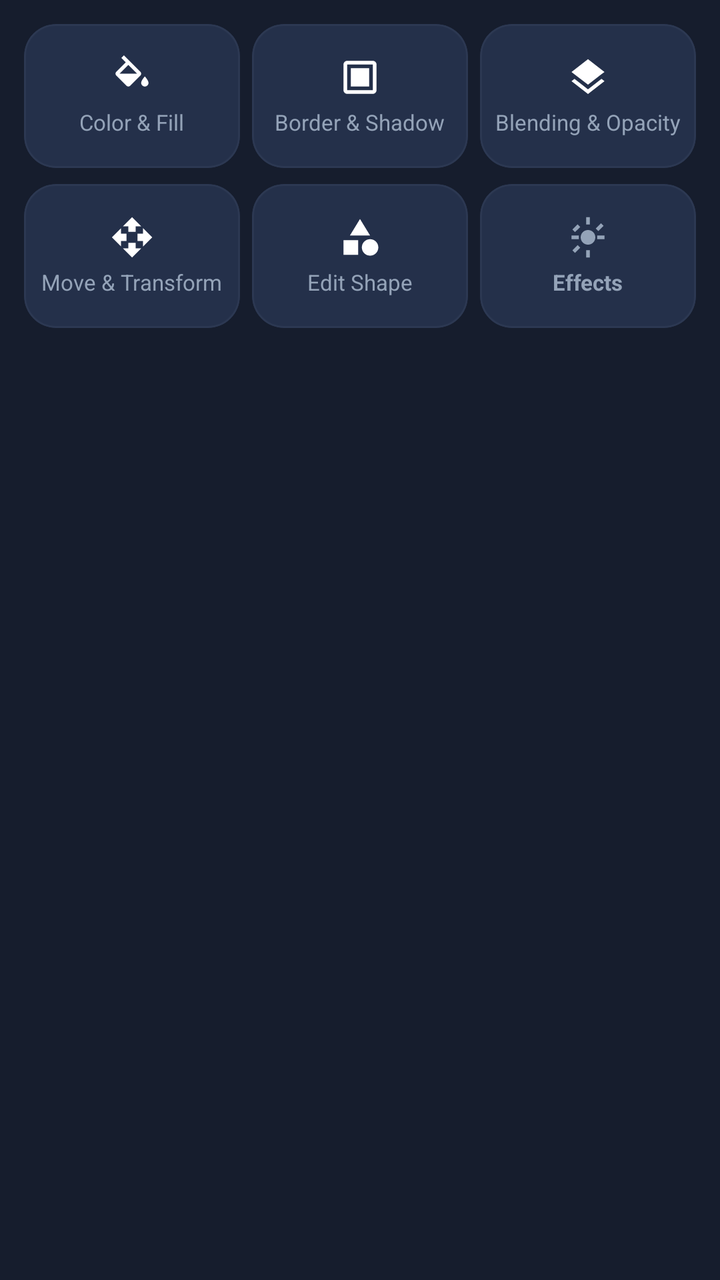
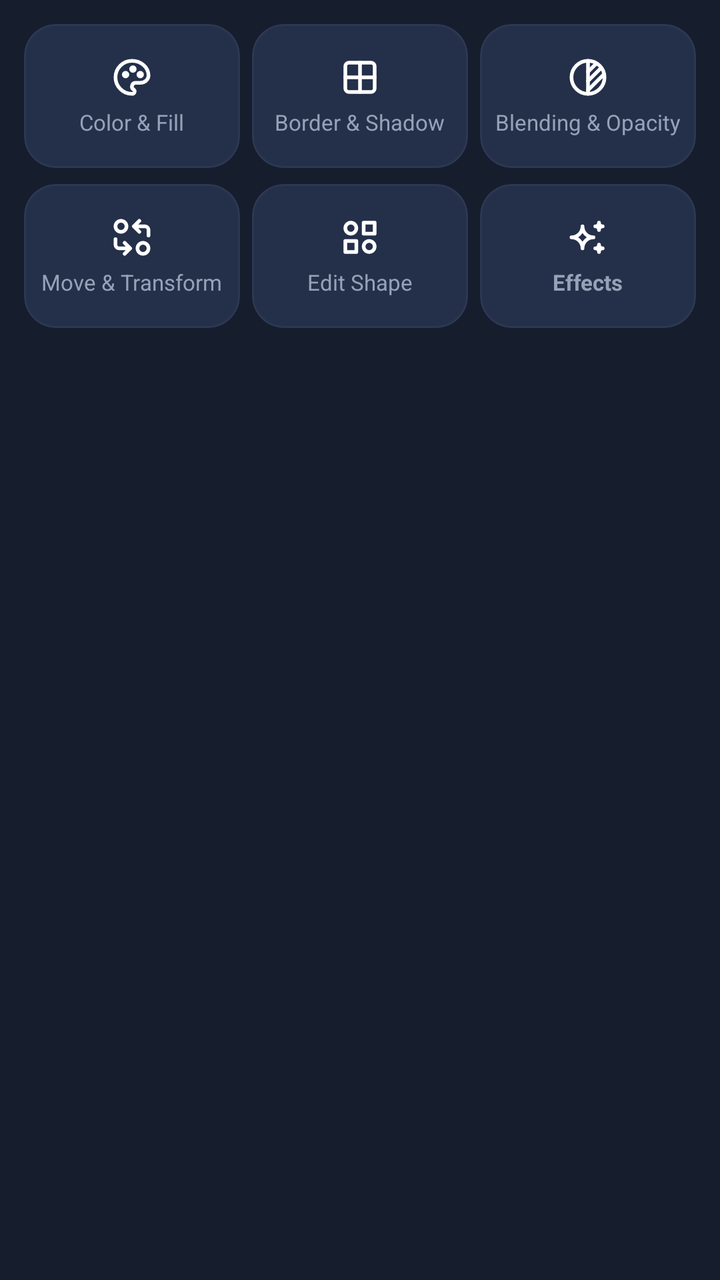

Compare the two renders of this Android layout. The source of the first and the diff that turns it into the second are given below.
<!-- AndroidManifest.xml: application theme Theme.PixelEditor -->
<!-- res/layout/panel_layer_menu.xml -->
<?xml version="1.0" encoding="utf-8"?>
<LinearLayout xmlns:android="http://schemas.android.com/apk/res/android"
    xmlns:app="http://schemas.android.com/apk/res-auto"
    android:id="@+id/panelLayerMenu"
    android:layout_width="match_parent"
    android:layout_height="wrap_content"
    android:background="@color/pe_surface_panel"
    android:orientation="vertical"
    android:paddingStart="12dp"
    android:paddingTop="4dp"
    android:paddingEnd="12dp"
    android:paddingBottom="4dp">


    
    <LinearLayout
        android:layout_width="match_parent"
        android:layout_height="wrap_content"
        android:layout_marginTop="8dp"
        android:orientation="horizontal">

        
        <com.google.android.material.card.MaterialCardView
            android:id="@+id/btnToolColorFill"
            style="@style/Widget.PixelEditor.Card"
            android:layout_width="0dp"
            android:layout_height="72dp"
            android:layout_weight="1"
            android:layout_marginEnd="6dp"
            android:clickable="true"
            android:focusable="true">

            <LinearLayout
                android:layout_width="match_parent"
                android:layout_height="match_parent"
                android:gravity="center"
                android:orientation="vertical">

                <ImageView
                    android:layout_width="22dp"
                    android:layout_height="22dp"
                    android:src="@drawable/ic_tool_color"
                    app:tint="@color/pe_text_primary" />

                <TextView
                    android:layout_width="wrap_content"
                    android:layout_height="wrap_content"
                    android:layout_marginTop="4dp"
                    android:text="@string/tool_color_fill"
                    android:textColor="@color/pe_text_secondary"
                    android:textSize="11sp" />
            </LinearLayout>
        </com.google.android.material.card.MaterialCardView>

        
        <com.google.android.material.card.MaterialCardView
            android:id="@+id/btnToolBorderShadow"
            style="@style/Widget.PixelEditor.Card"
            android:layout_width="0dp"
            android:layout_height="72dp"
            android:layout_weight="1"
            android:layout_marginEnd="6dp"
            android:clickable="true"
            android:focusable="true">

            <LinearLayout
                android:layout_width="match_parent"
                android:layout_height="match_parent"
                android:gravity="center"
                android:orientation="vertical">

                <ImageView
                    android:layout_width="22dp"
                    android:layout_height="22dp"
                    android:src="@drawable/ic_tool_border"
                    app:tint="@color/pe_text_primary" />

                <TextView
                    android:layout_width="wrap_content"
                    android:layout_height="wrap_content"
                    android:layout_marginTop="4dp"
                    android:text="@string/tool_border_shadow"
                    android:textColor="@color/pe_text_secondary"
                    android:textSize="11sp" />
            </LinearLayout>
        </com.google.android.material.card.MaterialCardView>

        
        <com.google.android.material.card.MaterialCardView
            android:id="@+id/btnToolBlending"
            style="@style/Widget.PixelEditor.Card"
            android:layout_width="0dp"
            android:layout_height="72dp"
            android:layout_weight="1"
            android:clickable="true"
            android:focusable="true">

            <LinearLayout
                android:layout_width="match_parent"
                android:layout_height="match_parent"
                android:gravity="center"
                android:orientation="vertical">

                <ImageView
                    android:layout_width="22dp"
                    android:layout_height="22dp"
                    android:src="@drawable/ic_tool_blend"
                    app:tint="@color/pe_text_primary" />

                <TextView
                    android:layout_width="wrap_content"
                    android:layout_height="wrap_content"
                    android:layout_marginTop="4dp"
                    android:text="@string/tool_blending_opacity"
                    android:textColor="@color/pe_text_secondary"
                    android:textSize="11sp" />
            </LinearLayout>
        </com.google.android.material.card.MaterialCardView>
    </LinearLayout>

    
    <LinearLayout
        android:layout_width="match_parent"
        android:layout_height="wrap_content"
        android:layout_marginTop="8dp"
        android:orientation="horizontal">

        
        <com.google.android.material.card.MaterialCardView
            android:id="@+id/btnToolTransform"
            style="@style/Widget.PixelEditor.Card"
            android:layout_width="0dp"
            android:layout_height="72dp"
            android:layout_weight="1"
            android:layout_marginEnd="6dp"
            android:clickable="true"
            android:focusable="true">

            <LinearLayout
                android:layout_width="match_parent"
                android:layout_height="match_parent"
                android:gravity="center"
                android:orientation="vertical">

                <ImageView
                    android:layout_width="22dp"
                    android:layout_height="22dp"
                    android:src="@drawable/ic_tool_transform"
                    app:tint="@color/pe_text_primary" />

                <TextView
                    android:layout_width="wrap_content"
                    android:layout_height="wrap_content"
                    android:layout_marginTop="4dp"
                    android:text="@string/tool_move_transform"
                    android:textColor="@color/pe_text_secondary"
                    android:textSize="11sp" />
            </LinearLayout>
        </com.google.android.material.card.MaterialCardView>

        
        <com.google.android.material.card.MaterialCardView
            android:id="@+id/btnToolEditShape"
            style="@style/Widget.PixelEditor.Card"
            android:layout_width="0dp"
            android:layout_height="72dp"
            android:layout_weight="1"
            android:layout_marginEnd="6dp"
            android:clickable="true"
            android:focusable="true">

            <LinearLayout
                android:layout_width="match_parent"
                android:layout_height="match_parent"
                android:gravity="center"
                android:orientation="vertical">

                <ImageView
                    android:id="@+id/ivEditShapeIcon"
                    android:layout_width="22dp"
                    android:layout_height="22dp"
                    android:src="@drawable/ic_tool_shape"
                    app:tint="@color/pe_text_primary" />

                <TextView
                    android:id="@+id/tvEditShapeTitle"
                    android:layout_width="wrap_content"
                    android:layout_height="wrap_content"
                    android:layout_marginTop="4dp"
                    android:text="@string/tool_edit_shape"
                    android:textColor="@color/pe_text_secondary"
                    android:textSize="11sp" />
            </LinearLayout>
        </com.google.android.material.card.MaterialCardView>

        
        <com.google.android.material.card.MaterialCardView
            android:id="@+id/btnToolEffects"
            style="@style/Widget.PixelEditor.Card"
            android:layout_width="0dp"
            android:layout_height="72dp"
            android:layout_weight="1"
            android:clickable="true"
            android:focusable="true">

            <LinearLayout
                android:layout_width="match_parent"
                android:layout_height="match_parent"
                android:gravity="center"
                android:orientation="vertical">

                <ImageView
                    android:layout_width="22dp"
                    android:layout_height="22dp"
                    android:src="@drawable/ic_tool_effects"
                    app:tint="@color/pe_text_secondary" />

                <TextView
                    android:layout_width="wrap_content"
                    android:layout_height="wrap_content"
                    android:layout_marginTop="4dp"
                    android:text="@string/tool_effects"
                    android:textColor="@color/pe_text_secondary"
                    android:textSize="11sp"
                    android:textStyle="bold" />
            </LinearLayout>
        </com.google.android.material.card.MaterialCardView>
    </LinearLayout>
</LinearLayout>
<!-- resources referenced by this layout -->
<resources>
  <!-- drawable ic_tool_blend (drawable) -->
  <vector xmlns:android="http://schemas.android.com/apk/res/android"
      android:width="24dp"
      android:height="24dp"
      android:viewportWidth="24"
      android:viewportHeight="24">
      <path
          android:fillColor="@color/pe_text_primary"
          android:pathData="M11.99,18.54l-7.37,-5.73L3,14.07l9,7 9,-7 -1.63,-1.27 -7.38,5.74zM12,16l7.36,-5.73L21,9.07l-9,-7 -9,7 1.63,1.27L12,16z"/>
  </vector>
  <!-- drawable ic_tool_border (drawable) -->
  <vector xmlns:android="http://schemas.android.com/apk/res/android"
      android:width="24dp"
      android:height="24dp"
      android:viewportWidth="24"
      android:viewportHeight="24">
      <path
          android:fillColor="@color/pe_text_primary"
          android:pathData="M19,3H5C3.9,3 3,3.9 3,5v14c0,1.1 0.9,2 2,2h14c1.1,0 2,-0.9 2,-2V5C21,3.9 20.1,3 19,3zM19,19H5V5h14V19zM7,7h10v10H7V7z"/>
  </vector>
  <!-- drawable ic_tool_color (drawable) -->
  <vector xmlns:android="http://schemas.android.com/apk/res/android"
      android:width="24dp"
      android:height="24dp"
      android:viewportWidth="24"
      android:viewportHeight="24">
      <path
          android:fillColor="@color/pe_text_primary"
          android:pathData="M16.56,8.94L7.62,0 6.21,1.41l2.38,2.38 -5.15,5.15c-0.59,0.59 -0.59,1.54 0,2.12l5.5,5.5c0.29,0.29 0.68,0.44 1.06,0.44s0.77,-0.15 1.06,-0.44l5.5,-5.5c0.59,-0.58 0.59,-1.53 0,-2.12zM5.21,10L10,5.21 14.79,10H5.21zM19,11.5s-2,2.17 -2,3.5c0,1.1 0.9,2 2,2s2,-0.9 2,-2c0,-1.33 -2,-3.5 -2,-3.5z"/>
  </vector>
  <!-- drawable ic_tool_effects (drawable) -->
  <vector xmlns:android="http://schemas.android.com/apk/res/android"
      android:width="24dp"
      android:height="24dp"
      android:viewportWidth="24"
      android:viewportHeight="24">
      <path
          android:fillColor="@color/pe_text_primary"
          android:pathData="M11,1v4h2V1h-2zm0,18v4h2v-4h-2zm10,-8h-4v2h4v-2zM7,11H3v2h4v-2zm12.07,-6.66l-2.83,2.83 1.41,1.41 2.83,-2.83 -1.41,-1.41zM6.34,16.24l-2.83,2.83 1.41,1.41 2.83,-2.83 -1.41,-1.41zm12.02,12.02l1.41,-1.41 -2.83,-2.83 -1.41,1.41 2.83,2.83zM7.76,6.34L6.34,4.93 3.51,7.76l1.41,1.41 2.84,-2.83zM12,8c-2.21,0 -4,1.79 -4,4s1.79,4 4,4 4,-1.79 4,-4 -1.79,-4 -4,-4z"/>
  </vector>
  <!-- drawable ic_tool_shape (drawable) -->
  <vector xmlns:android="http://schemas.android.com/apk/res/android"
      android:width="24dp"
      android:height="24dp"
      android:viewportWidth="24"
      android:viewportHeight="24">
      <path
          android:fillColor="@color/pe_text_primary"
          android:pathData="M12,2l-5.5,9h11zM17.5,13c-2.49,0 -4.5,2.01 -4.5,4.5s2.01,4.5 4.5,4.5 4.5,-2.01 4.5,-4.5 -2.01,-4.5 -4.5,-4.5zM3,21.5h8v-8H3v8z"/>
  </vector>
  <!-- drawable ic_tool_transform (drawable) -->
  <vector xmlns:android="http://schemas.android.com/apk/res/android"
      android:width="24dp"
      android:height="24dp"
      android:viewportWidth="24"
      android:viewportHeight="24">
      <path
          android:fillColor="@color/pe_text_primary"
          android:pathData="M10,9h4V6h3l-5,-5 -5,5h3v3zm-1,1H6V7l-5,5 5,5v-3h3v-4zm14,2l-5,-5v3h-3v4h3v3l5,-5zm-9,3h-4v3H7l5,5 5,-5h-3v-3z"/>
  </vector>
  <!-- unchanged entries left out for length: 21 -->
</resources>

<!-- the commit's change to res/layout/panel_layer_menu.xml (unified diff, before → after) -->
@@ -213,7 +213,7 @@
                     android:layout_width="22dp"
                     android:layout_height="22dp"
                     android:src="@drawable/ic_tool_effects"
-                    app:tint="@color/pe_text_secondary" />
+                    app:tint="@color/pe_text_primary" />
 
                 <TextView
                     android:layout_width="wrap_content"
<!-- resource entries referenced after the edit -->
@@ -7,8 +7,35 @@
       android:viewportWidth="24"
       android:viewportHeight="24">
       <path
-          android:fillColor="@color/pe_text_primary"
-          android:pathData="M11.99,18.54l-7.37,-5.73L3,14.07l9,7 9,-7 -1.63,-1.27 -7.38,5.74zM12,16l7.36,-5.73L21,9.07l-9,-7 -9,7 1.63,1.27L12,16z"/>
+          android:strokeColor="#FFFFFFFF"
+          android:strokeWidth="2"
+          android:strokeLineCap="round"
+          android:strokeLineJoin="round"
+          android:pathData="M3 12a9 9 0 1 0 18 0a9 9 0 1 0 -18 0" />
+      <path
+          android:strokeColor="#FFFFFFFF"
+          android:strokeWidth="2"
+          android:strokeLineCap="round"
+          android:strokeLineJoin="round"
+          android:pathData="M12 3v18" />
+      <path
+          android:strokeColor="#FFFFFFFF"
+          android:strokeWidth="2"
+          android:strokeLineCap="round"
+          android:strokeLineJoin="round"
+          android:pathData="M12 14l7 -7" />
+      <path
+          android:strokeColor="#FFFFFFFF"
+          android:strokeWidth="2"
+          android:strokeLineCap="round"
+          android:strokeLineJoin="round"
+          android:pathData="M12 19l8.5 -8.5" />
+      <path
+          android:strokeColor="#FFFFFFFF"
+          android:strokeWidth="2"
+          android:strokeLineCap="round"
+          android:strokeLineJoin="round"
+          android:pathData="M12 9l4.5 -4.5" />
   </vector>
   <!-- drawable ic_tool_border (drawable) -->
   <vector xmlns:android="http://schemas.android.com/apk/res/android"
@@ -17,8 +44,23 @@
       android:viewportWidth="24"
       android:viewportHeight="24">
       <path
-          android:fillColor="@color/pe_text_primary"
-          android:pathData="M19,3H5C3.9,3 3,3.9 3,5v14c0,1.1 0.9,2 2,2h14c1.1,0 2,-0.9 2,-2V5C21,3.9 20.1,3 19,3zM19,19H5V5h14V19zM7,7h10v10H7V7z"/>
+          android:strokeColor="#FFFFFFFF"
+          android:strokeWidth="2"
+          android:strokeLineCap="round"
+          android:strokeLineJoin="round"
+          android:pathData="M4 6a2 2 0 0 1 2 -2h12a2 2 0 0 1 2 2v12a2 2 0 0 1 -2 2h-12a2 2 0 0 1 -2 -2l0 -12" />
+      <path
+          android:strokeColor="#FFFFFFFF"
+          android:strokeWidth="2"
+          android:strokeLineCap="round"
+          android:strokeLineJoin="round"
+          android:pathData="M4 12l16 0" />
+      <path
+          android:strokeColor="#FFFFFFFF"
+          android:strokeWidth="2"
+          android:strokeLineCap="round"
+          android:strokeLineJoin="round"
+          android:pathData="M12 4l0 16" />
   </vector>
   <!-- drawable ic_tool_color (drawable) -->
   <vector xmlns:android="http://schemas.android.com/apk/res/android"
@@ -27,8 +69,29 @@
       android:viewportWidth="24"
       android:viewportHeight="24">
       <path
-          android:fillColor="@color/pe_text_primary"
-          android:pathData="M16.56,8.94L7.62,0 6.21,1.41l2.38,2.38 -5.15,5.15c-0.59,0.59 -0.59,1.54 0,2.12l5.5,5.5c0.29,0.29 0.68,0.44 1.06,0.44s0.77,-0.15 1.06,-0.44l5.5,-5.5c0.59,-0.58 0.59,-1.53 0,-2.12zM5.21,10L10,5.21 14.79,10H5.21zM19,11.5s-2,2.17 -2,3.5c0,1.1 0.9,2 2,2s2,-0.9 2,-2c0,-1.33 -2,-3.5 -2,-3.5z"/>
+          android:strokeColor="#FFFFFFFF"
+          android:strokeWidth="2"
+          android:strokeLineCap="round"
+          android:strokeLineJoin="round"
+          android:pathData="M12 21a9 9 0 0 1 0 -18c4.97 0 9 3.582 9 8c0 1.06 -.474 2.078 -1.318 2.828c-.844 .75 -1.989 1.172 -3.182 1.172h-2.5a2 2 0 0 0 -1 3.75a1.3 1.3 0 0 1 -1 2.25" />
+      <path
+          android:strokeColor="#FFFFFFFF"
+          android:strokeWidth="2"
+          android:strokeLineCap="round"
+          android:strokeLineJoin="round"
+          android:pathData="M7.5 10.5a1 1 0 1 0 2 0a1 1 0 1 0 -2 0" />
+      <path
+          android:strokeColor="#FFFFFFFF"
+          android:strokeWidth="2"
+          android:strokeLineCap="round"
+          android:strokeLineJoin="round"
+          android:pathData="M11.5 7.5a1 1 0 1 0 2 0a1 1 0 1 0 -2 0" />
+      <path
+          android:strokeColor="#FFFFFFFF"
+          android:strokeWidth="2"
+          android:strokeLineCap="round"
+          android:strokeLineJoin="round"
+          android:pathData="M15.5 10.5a1 1 0 1 0 2 0a1 1 0 1 0 -2 0" />
   </vector>
   <!-- drawable ic_tool_effects (drawable) -->
   <vector xmlns:android="http://schemas.android.com/apk/res/android"
@@ -37,8 +100,11 @@
       android:viewportWidth="24"
       android:viewportHeight="24">
       <path
-          android:fillColor="@color/pe_text_primary"
-          android:pathData="M11,1v4h2V1h-2zm0,18v4h2v-4h-2zm10,-8h-4v2h4v-2zM7,11H3v2h4v-2zm12.07,-6.66l-2.83,2.83 1.41,1.41 2.83,-2.83 -1.41,-1.41zM6.34,16.24l-2.83,2.83 1.41,1.41 2.83,-2.83 -1.41,-1.41zm12.02,12.02l1.41,-1.41 -2.83,-2.83 -1.41,1.41 2.83,2.83zM7.76,6.34L6.34,4.93 3.51,7.76l1.41,1.41 2.84,-2.83zM12,8c-2.21,0 -4,1.79 -4,4s1.79,4 4,4 4,-1.79 4,-4 -1.79,-4 -4,-4z"/>
+          android:strokeColor="#FFFFFFFF"
+          android:strokeWidth="2"
+          android:strokeLineCap="round"
+          android:strokeLineJoin="round"
+          android:pathData="M16 18a2 2 0 0 1 2 2a2 2 0 0 1 2 -2a2 2 0 0 1 -2 -2a2 2 0 0 1 -2 2m0 -12a2 2 0 0 1 2 2a2 2 0 0 1 2 -2a2 2 0 0 1 -2 -2a2 2 0 0 1 -2 2m-7 12a6 6 0 0 1 6 -6a6 6 0 0 1 -6 -6a6 6 0 0 1 -6 6a6 6 0 0 1 6 6" />
   </vector>
   <!-- drawable ic_tool_shape (drawable) -->
   <vector xmlns:android="http://schemas.android.com/apk/res/android"
@@ -47,8 +113,29 @@
       android:viewportWidth="24"
       android:viewportHeight="24">
       <path
-          android:fillColor="@color/pe_text_primary"
-          android:pathData="M12,2l-5.5,9h11zM17.5,13c-2.49,0 -4.5,2.01 -4.5,4.5s2.01,4.5 4.5,4.5 4.5,-2.01 4.5,-4.5 -2.01,-4.5 -4.5,-4.5zM3,21.5h8v-8H3v8z"/>
+          android:strokeColor="#FFFFFFFF"
+          android:strokeWidth="2"
+          android:strokeLineCap="round"
+          android:strokeLineJoin="round"
+          android:pathData="M14 4h6v6h-6l0 -6" />
+      <path
+          android:strokeColor="#FFFFFFFF"
+          android:strokeWidth="2"
+          android:strokeLineCap="round"
+          android:strokeLineJoin="round"
+          android:pathData="M4 14h6v6h-6l0 -6" />
+      <path
+          android:strokeColor="#FFFFFFFF"
+          android:strokeWidth="2"
+          android:strokeLineCap="round"
+          android:strokeLineJoin="round"
+          android:pathData="M14 17a3 3 0 1 0 6 0a3 3 0 1 0 -6 0" />
+      <path
+          android:strokeColor="#FFFFFFFF"
+          android:strokeWidth="2"
+          android:strokeLineCap="round"
+          android:strokeLineJoin="round"
+          android:pathData="M4 7a3 3 0 1 0 6 0a3 3 0 1 0 -6 0" />
   </vector>
   <!-- drawable ic_tool_transform (drawable) -->
   <vector xmlns:android="http://schemas.android.com/apk/res/android"
@@ -57,8 +144,29 @@
       android:viewportWidth="24"
       android:viewportHeight="24">
       <path
-          android:fillColor="@color/pe_text_primary"
-          android:pathData="M10,9h4V6h3l-5,-5 -5,5h3v3zm-1,1H6V7l-5,5 5,5v-3h3v-4zm14,2l-5,-5v3h-3v4h3v3l5,-5zm-9,3h-4v3H7l5,5 5,-5h-3v-3z"/>
+          android:strokeColor="#FFFFFFFF"
+          android:strokeWidth="2"
+          android:strokeLineCap="round"
+          android:strokeLineJoin="round"
+          android:pathData="M3 6a3 3 0 1 0 6 0a3 3 0 0 0 -6 0" />
+      <path
+          android:strokeColor="#FFFFFFFF"
+          android:strokeWidth="2"
+          android:strokeLineCap="round"
+          android:strokeLineJoin="round"
+          android:pathData="M21 11v-3a2 2 0 0 0 -2 -2h-6l3 3m0 -6l-3 3" />
+      <path
+          android:strokeColor="#FFFFFFFF"
+          android:strokeWidth="2"
+          android:strokeLineCap="round"
+          android:strokeLineJoin="round"
+          android:pathData="M3 13v3a2 2 0 0 0 2 2h6l-3 -3m0 6l3 -3" />
+      <path
+          android:strokeColor="#FFFFFFFF"
+          android:strokeWidth="2"
+          android:strokeLineCap="round"
+          android:strokeLineJoin="round"
+          android:pathData="M15 18a3 3 0 1 0 6 0a3 3 0 0 0 -6 0" />
   </vector>
   <!-- unchanged entries left out for length: 21 -->
 </resources>
